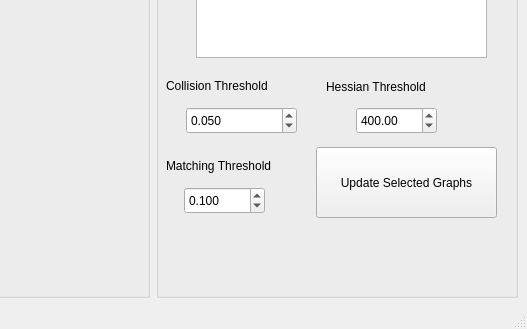
Before: the Qt Designer form plotwindow.ui in jcmayoral/VisionUtils, drawn with Qt 5; both pictures show x 222 to 749 and y 152 to 481 of the 749 by 481 pixel window.
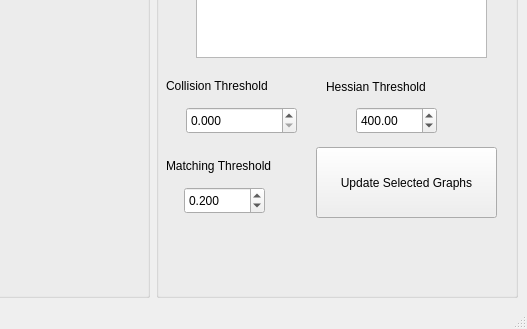
After: the same form once the commit is applied. Custom widgets are drawn as their Qt base class.

Commit message: default values for camera detection and renaming plot graphs

The edit to the form file:
```diff
--- a/plotwindow.ui
+++ b/plotwindow.ui
@@ -103,7 +103,7 @@
         <double>0.001000000000000</double>
        </property>
        <property name="value">
-        <double>0.050000000000000</double>
+        <double>0.000000000000000</double>
        </property>
       </widget>
       <widget class="QLabel" name="label">
@@ -183,7 +183,7 @@
         <double>0.010000000000000</double>
        </property>
        <property name="value">
-        <double>0.100000000000000</double>
+        <double>0.200000000000000</double>
        </property>
       </widget>
      </widget>
```
The commit also changes 2 other files.
